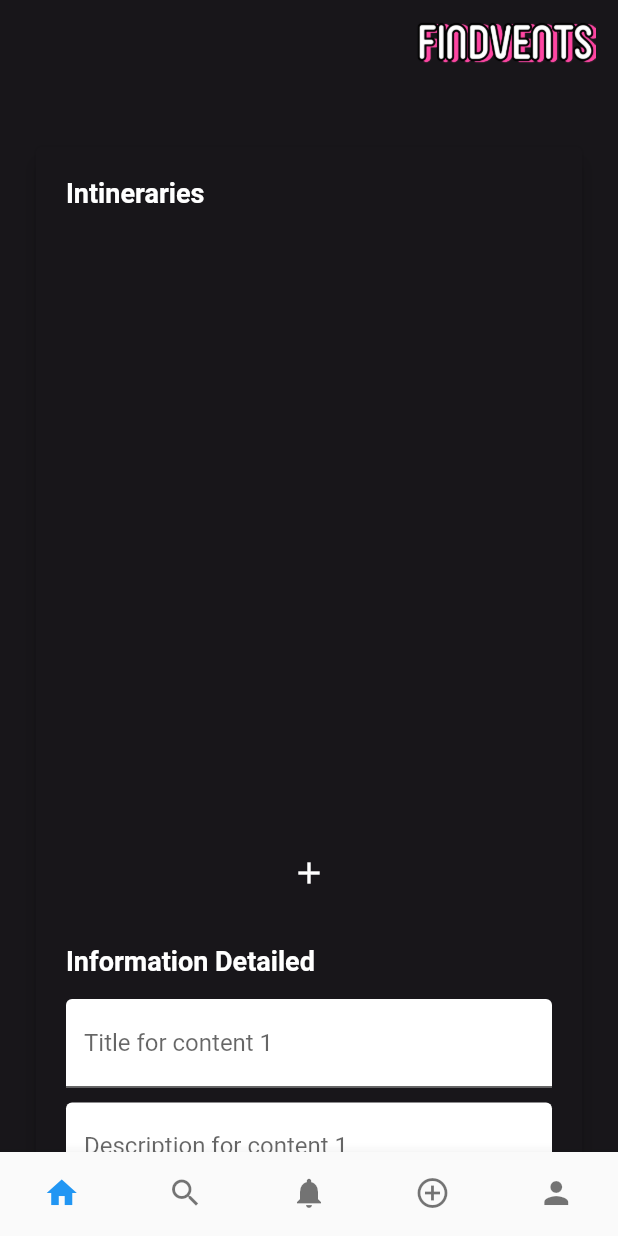
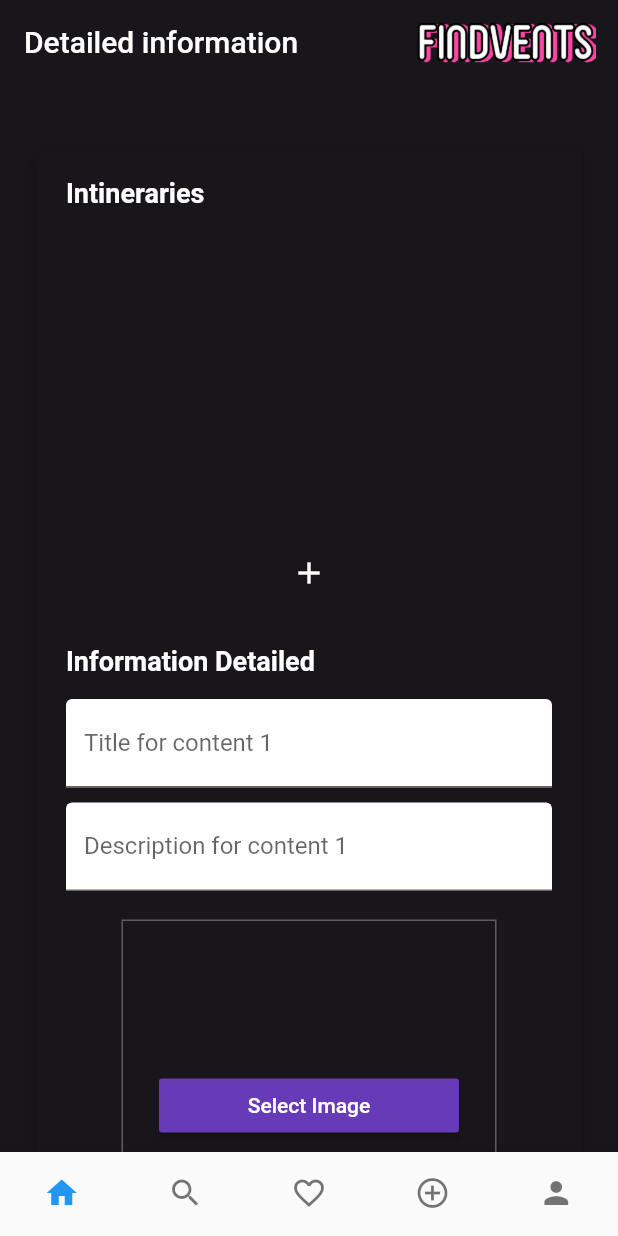
Before and after one commit to by-German/AppMobile-Frikiteam, a Flutter app: the DetailedInformation screen opened directly with empty values, on a phone screen of 412 x 824 dp. Run offline on Flutter 3.47's test engine with Material 2 defaults, Android fonts, the phone set to English and light mode, and no system bars; our stand-ins replace carousel_slider, firebase_core, firebase_storage, image_picker, shared_preferences; accounts and stored records are empty; network calls fail.

Commit message:
fix: title in view detailed information

```diff
--- a/lib/components/bottom_bar.dart
+++ b/lib/components/bottom_bar.dart
@@ -37,7 +37,7 @@ Widget bottomNav(BuildContext context, int index) {
     items: [
       BottomNavigationBarItem(icon: Icon(Icons.home), label: "home"),
       BottomNavigationBarItem(icon: Icon(Icons.search), label: "search"),
-      BottomNavigationBarItem(icon: Icon(Icons.notifications), label: "notifications"),
+      BottomNavigationBarItem(icon: Icon(Icons.favorite_border), label: "favorites"),
       BottomNavigationBarItem(icon: Icon(Icons.add_circle_outline), label: "create"),
       BottomNavigationBarItem(icon: Icon(Icons.person), label: "user profile")
     ],
--- a/lib/views/create/detailed_information.dart
+++ b/lib/views/create/detailed_information.dart
@@ -10,7 +10,6 @@ import 'package:frikiteam/services/events/event_itineraries.dart';
 import 'package:frikiteam/views/create/my_events.dart';
 import 'package:image_picker/image_picker.dart';
 import 'package:frikiteam/storage/storage.dart';
-import 'package:http/http.dart';
 import 'dart:io';
 
 
@@ -126,7 +125,7 @@ class _DetailedInformationState extends State<DetailedInformation>{
   @override
   Widget build(BuildContext context) {
     return Scaffold(
-      appBar: navBar(context),
+      appBar: navBar(context, title: "Detailed information"),
       bottomNavigationBar: bottomNav(context, 0),
       backgroundColor: Color.fromRGBO(24, 22, 26, 1),
       body: SingleChildScrollView(
@@ -167,7 +166,7 @@ class _DetailedInformationState extends State<DetailedInformation>{
               ),
               SizedBox(height: 15,),
 
-              SizedBox(height: 400.0, child: _listView()),
+              SizedBox(height: 200.0, child: _listView()),
               Center(child: dynamicButton()),
 
 
```
